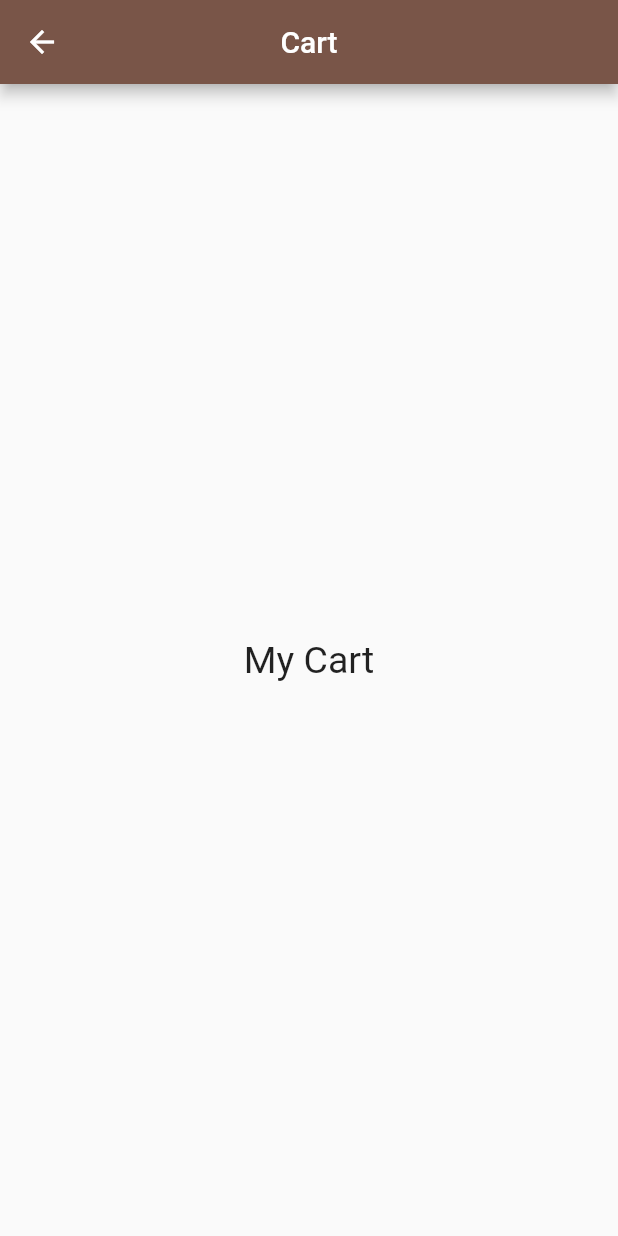
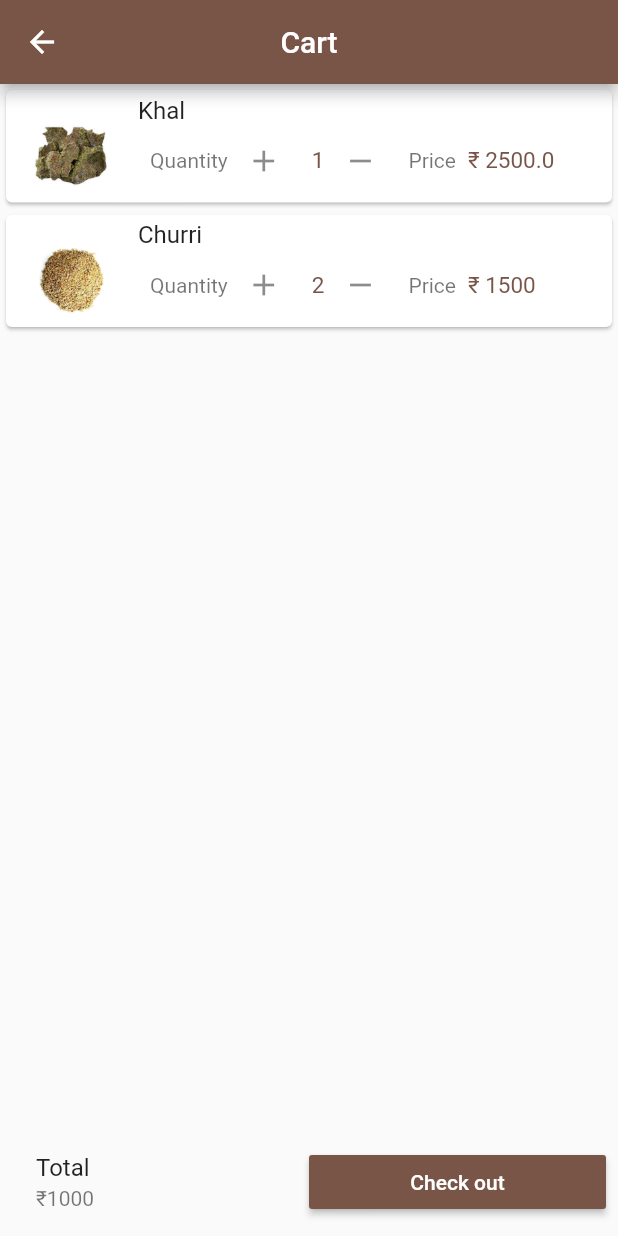
Before and after one commit to HemangMaan/ECommerce-flutter-app, a Flutter app: the MyAppCart screen opened directly, on a phone screen of 412 x 824 dp. Run offline on Flutter 3.47's test engine with Material 2 defaults, Android fonts, the phone set to English and light mode, and no system bars; our stand-ins replace carousel_pro; network calls fail.

Commit message:
Merge branch 'master' of https://github.com/HemangMaan/Swadesh-E-Haat-Flutter-grocery-app

```diff
--- /dev/null
+++ b/lib/Tools/cart_products.dart
@@ -0,0 +1,111 @@
+import 'package:flutter/material.dart';
+
+class CartProducts extends StatefulWidget {
+  @override
+  _CartProductsState createState() => _CartProductsState();
+}
+
+class _CartProductsState extends State<CartProducts> {
+  var productsOnTheCart = [
+    {
+      "itemName": "Khal",
+      "itemPrice": 2500.0,
+      "itemImage": "Images/C5.jpg",
+      "itemRating": 3.0,
+      "qty": 1,
+    },
+    {
+      "itemName": "Churri",
+      "itemPrice": 1500,
+      "itemImage": "Images/C4.jpg",
+      "itemRating": 4.0,
+      "qty": 2,
+    },
+  ];
+  @override
+  Widget build(BuildContext context) {
+    return ListView.builder(
+      itemCount: productsOnTheCart.length,
+      itemBuilder: (context, index) {
+        return SingleCartProduct(
+          cartProdName: productsOnTheCart[index]["itemName"],
+          cartProdprice: productsOnTheCart[index]["itemPrice"],
+          cartProdPicture: productsOnTheCart[index]["itemImage"],
+          cartProdQty: productsOnTheCart[index]["qty"],
+        );
+      },
+    );
+  }
+}
+
+class SingleCartProduct extends StatelessWidget {
+  final cartProdName;
+  final cartProdPicture;
+  final cartProdprice;
+  final cartProdQty;
+
+  SingleCartProduct({
+    this.cartProdName,
+    this.cartProdPicture,
+    this.cartProdprice,
+    this.cartProdQty,
+  });
+  @override
+  Widget build(BuildContext context) {
+    return Card(
+      child: ListTile(
+        // Leading Image section
+        leading: Image.asset(
+          cartProdPicture,
+          fit: BoxFit.fill,
+        ),
+        // Title Section
+        title: Text(cartProdName),
+        subtitle: Column(
+          children: <Widget>[
+            Row(
+              children: <Widget>[
+                // Section for Quantity of products
+                Padding(
+                  padding: const EdgeInsets.fromLTRB(8, 8, 0, 8),
+                  child: Text("Quantity"),
+                ),
+                IconButton(icon: Icon(Icons.add), onPressed: () {}),
+                Padding(
+                  padding: const EdgeInsets.fromLTRB(8, 8, 0, 8),
+                  child: Text(
+                    cartProdQty.toString(),
+                    style: TextStyle(
+                      color: Colors.brown,
+                      fontSize: 15.0,
+                    ),
+                  ),
+                ),
+                IconButton(
+                  icon: Icon(Icons.remove),
+                  onPressed: () {},
+                ),
+
+                // section for Price of Product
+                Padding(
+                  padding: const EdgeInsets.fromLTRB(8, 8, 0, 8),
+                  child: Text("Price"),
+                ),
+                Padding(
+                  padding: const EdgeInsets.fromLTRB(8, 8, 0, 8),
+                  child: Text(
+                    "₹ $cartProdprice",
+                    style: TextStyle(
+                      color: Colors.brown,
+                      fontSize: 15.0,
+                    ),
+                  ),
+                ),
+              ],
+            ),
+          ],
+        ),
+      ),
+    );
+  }
+}
--- a/lib/UserScreens/Cart.dart
+++ b/lib/UserScreens/Cart.dart
@@ -1,6 +1,14 @@
 import 'package:flutter/material.dart';
+import 'package:GroceryCart/Tools/cart_products.dart';
 
+// ignore: must_be_immutable
 class MyAppCart extends StatefulWidget {
+  // String itemName;
+  // double itemPrice;
+  // String itemImage;
+  // double itemRating;
+
+  // MyAppCart({this.itemName, this.itemPrice, this.itemImage, this.itemRating});
   @override
   _MyAppCartState createState() => _MyAppCartState();
 }
@@ -13,11 +21,28 @@ class _MyAppCartState extends State<MyAppCart> {
         title: Text('Cart'),
         centerTitle: true,
       ),
-      body: Center(
-        child: Text(
-          'My Cart',
-          style: TextStyle(
-            fontSize: 25.0,
+      body: CartProducts(),
+      bottomNavigationBar: Container(
+        child: Padding(
+          padding: const EdgeInsets.fromLTRB(8.0, 0.0, 8.0, 0.0),
+          child: Row(
+            children: <Widget>[
+              Expanded(
+                  child: ListTile(
+                title: Text("Total"),
+                subtitle: Text("₹1000"),
+              )),
+              Expanded(
+                child: MaterialButton(
+                  onPressed: () {},
+                  child: Text(
+                    "Check out",
+                    style: TextStyle(color: Colors.white),
+                  ),
+                  color: Colors.brown,
+                ),
+              )
+            ],
           ),
         ),
       ),
--- a/lib/UserScreens/ItemDetails.dart
+++ b/lib/UserScreens/ItemDetails.dart
@@ -16,6 +16,7 @@ class ItemDetails extends StatefulWidget {
 }
 
 class _ItemDetailsState extends State<ItemDetails> {
+  int quantity = 0;
   @override
   Widget build(BuildContext context) {
     Size screenSize = MediaQuery.of(context).size;
@@ -215,13 +216,22 @@ class _ItemDetailsState extends State<ItemDetails> {
                         Row(
                           mainAxisAlignment: MainAxisAlignment.spaceEvenly,
                           children: <Widget>[
-                            CircleAvatar(
-                              child: Icon(Icons.remove),
+                            quantity != 0
+                                ? IconButton(
+                                    icon:
+                                        CircleAvatar(child: Icon(Icons.remove)),
+                                    onPressed: () => setState(() => quantity--),
+                                  )
+                                : Container(),
+                            Text(
+                              quantity.toString(),
+                              style: TextStyle(
+                                fontSize: 20.0,
+                              ),
                             ),
-                            Text("0"),
-                            CircleAvatar(
-                              child: Icon(Icons.add),
-                            ),
+                            IconButton(
+                                icon: CircleAvatar(child: Icon(Icons.add)),
+                                onPressed: () => setState(() => quantity++)),
                           ],
                         ),
                         SizedBox(
--- a/pubspec.yaml
+++ b/pubspec.yaml
@@ -49,6 +49,10 @@ flutter:
     - Images/C1.png
     - Images/C2.jpg
     - Images/C3.jpg
+    - Images/C4.jpg
+    - Images/C5.jpg
+    - Images/C6.jpg
+    - Images/C7.jpg
 
   # An image asset can refer to one or more resolution-specific "variants", see
   # https://flutter.dev/assets-and-images/#resolution-aware.
```
Also changed, not shown: Images/C4.jpg (added), Images/C5.jpg (added), Images/C6.jpg (added), Images/C7.jpg (added), 4 other files.
